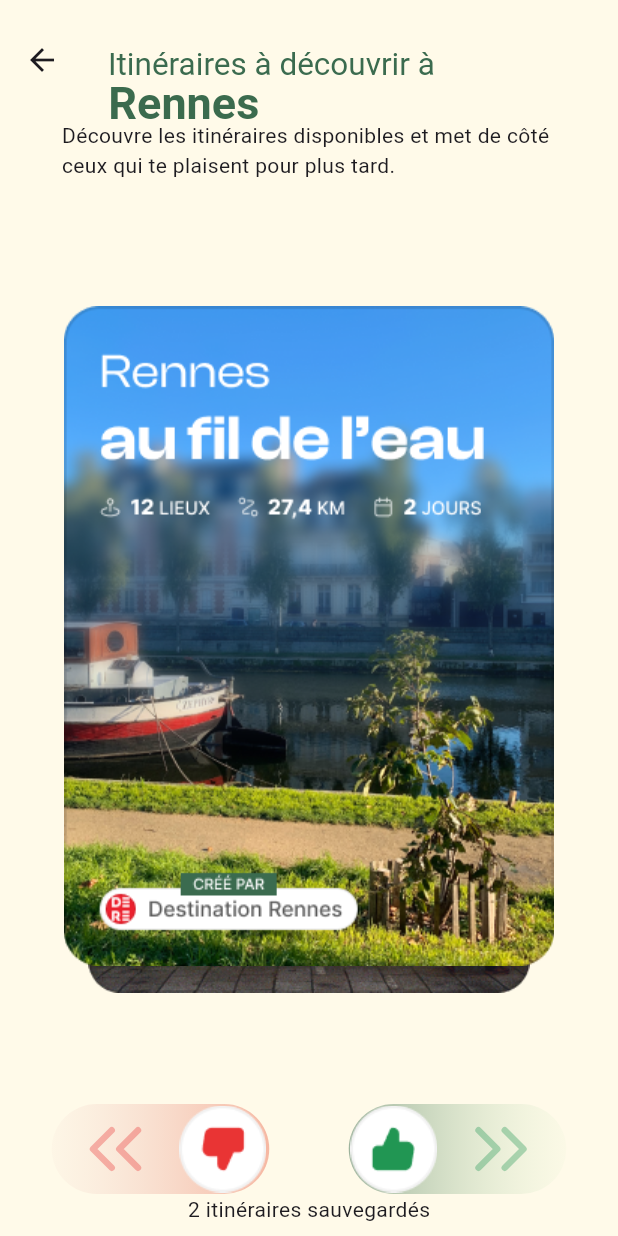
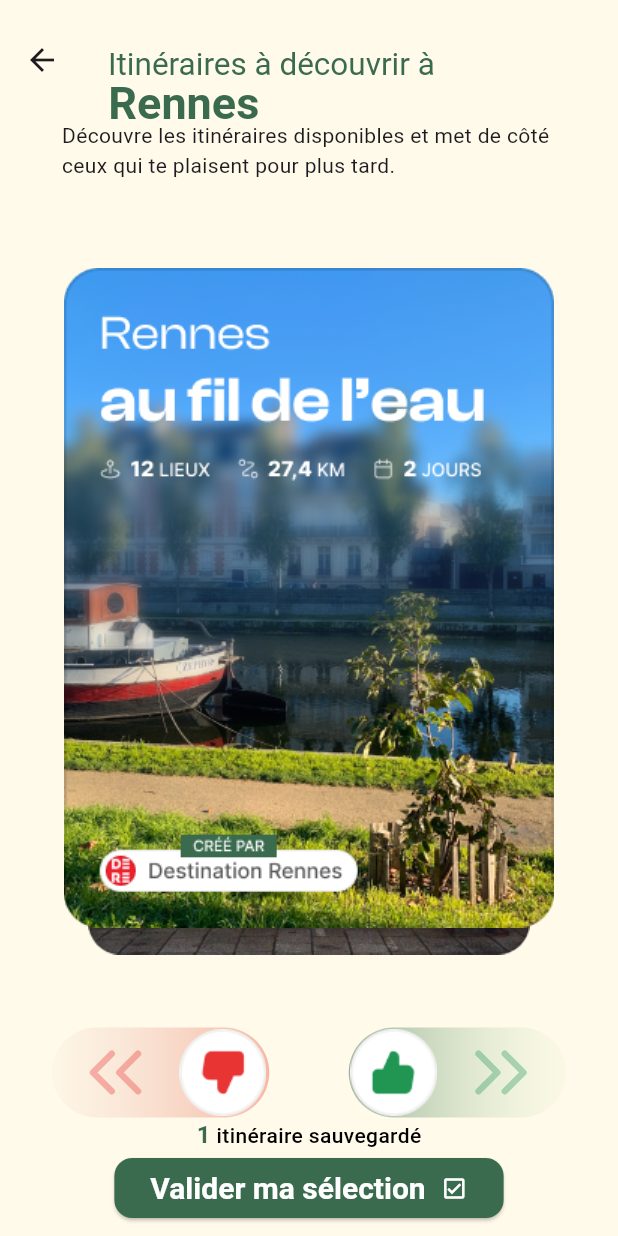
Before and after one commit to Ddg80/lamna, a Flutter app: the ItineraryPage screen opened directly, after a tap on an icon or button, on a phone screen of 412 x 824 dp. Run offline on Flutter 3.47's test engine with Material 3 defaults, Android fonts, the phone set to English and light mode, and no system bars; drawn by our look-alikes of flutter_card_swiper; our stand-ins replace carousel_slider, flutter_svg; Roboto replaces fonts that are missing (Clash Display Variable).

Commit message:
Swipe page all features

```diff
--- a/lib/models/itinerary.dart
+++ b/lib/models/itinerary.dart
@@ -16,6 +16,11 @@ class Itinerary {
     required this.distance,
     required this.days,
   });
+
+  @override
+  String toString() {
+    return '{"id":$id,"nameCity":$nameCity,"image":$image,"titleItinerary":$titleItinerary,"nbSite":$nbSite,"distance":$distance,"days":$days}';
+  }
 }
 
 List<Itinerary> itineraries = [
--- a/lib/pages/itinerary_page.dart
+++ b/lib/pages/itinerary_page.dart
@@ -4,8 +4,13 @@ import 'package:flutter/material.dart';
 import 'package:flutter_card_swiper/flutter_card_swiper.dart';
 import 'package:flutter_svg/flutter_svg.dart';
 import 'package:lamna/models/itinerary.dart';
+import 'package:lamna/pages/reserved/form_transportation_page.dart';
+import 'package:lamna/provider/global_provider.dart';
 import 'package:lamna/utils/constants/color_constants.dart';
+import 'package:lamna/utils/widgets/button_next_page_new_vision.dart';
 import 'package:lamna/utils/widgets/itinerary/title_itinerary.dart';
+import 'package:lamna/utils/widgets/itinerary/text_itinerary_counter.dart';
+import 'package:provider/provider.dart';
 
 class ItineraryPage extends StatefulWidget {
   const ItineraryPage({super.key});
@@ -16,6 +21,9 @@ class ItineraryPage extends StatefulWidget {
 
 class _ItineraryPageState extends State<ItineraryPage> {
   final CardSwiperController controller = CardSwiperController();
+  int _counter = 0;
+  int _maxTap = itineraries.length;
+  int _idItinerary = 0;
   @override
   void initState() {
     super.initState();
@@ -23,10 +31,23 @@ class _ItineraryPageState extends State<ItineraryPage> {
 
   _likeAction() {
     controller.swipeRight();
+    setState(() {
+      if (_maxTap >= 1) {
+        _counter++;
+        _maxTap--;
+        _idItinerary++;
+      }
+    });
+    log(_maxTap.toString());
   }
 
   _nopeAction() {
     controller.swipeLeft();
+    if (_maxTap >= 1) {
+      _maxTap--;
+      _idItinerary++;
+    }
+    log(_maxTap.toString());
   }
 
   @override
@@ -88,7 +109,7 @@ class _ItineraryPageState extends State<ItineraryPage> {
                       InkWell(
                         borderRadius: BorderRadius.circular(100),
                         onTap: () {
-                          _likeAction();
+                          _nopeAction();
                         },
                         child: Container(
                           height: 60,
@@ -123,7 +144,9 @@ class _ItineraryPageState extends State<ItineraryPage> {
                       InkWell(
                         borderRadius: BorderRadius.circular(100),
                         onTap: () {
-                          _nopeAction();
+                          _likeAction();
+                          Provider.of<GlobalProvider>(context, listen: false)
+                              .setItinerariesSelected(_idItinerary);
                         },
                         child: Container(
                           height: 60,
@@ -161,10 +184,14 @@ class _ItineraryPageState extends State<ItineraryPage> {
                     ],
                   ),
                 ),
-                SizedBox(
-                  width: MediaQuery.of(context).size.width,
-                  child: const Center(
-                    child: Text('2 itinéraires sauvegardés'),
+                TextItineraryCounter(counter: _counter),
+                Center(
+                  child: ButtonNextPageNewVison(
+                    context: context,
+                    page: const FormTransportationPage(),
+                    title: 'Valider ma sélection',
+                    color: ColorConstants.greenDarkAppColor,
+                    icon: Icons.check_box_outlined,
                   ),
                 ),
               ],
--- /dev/null
+++ b/lib/pages/reserved/form_transportation_page.dart
@@ -0,0 +1,23 @@
+import 'package:flutter/material.dart';
+
+class FormTransportationPage extends StatefulWidget {
+  const FormTransportationPage({super.key});
+
+  @override
+  State<FormTransportationPage> createState() => _FormTransportationPageState();
+}
+
+class _FormTransportationPageState extends State<FormTransportationPage> {
+  @override
+  void initState() {
+    super.initState();
+  }
+
+  @override
+  Widget build(BuildContext context) {
+    return Scaffold(
+      appBar: AppBar(),
+      body: const Text('Form Transportation page'),
+    );
+  }
+}
--- a/lib/provider/global_provider.dart
+++ b/lib/provider/global_provider.dart
@@ -1,3 +1,20 @@
 import 'package:flutter/material.dart';
+import 'package:lamna/models/itinerary.dart';
 
-class GlobalProvider extends ChangeNotifier {}
+class GlobalProvider extends ChangeNotifier {
+  final int idCity = 0;
+  final List<Itinerary> _itinerariesSelected = [];
+
+  setItinerariesSelected(int index) {
+    List<Itinerary> itinerary =
+        itineraries.where((it) => it.id == index).toList();
+    if (!_itinerariesSelected
+        .map((item) => item.id)
+        .contains(itinerary[0].id)) {
+      _itinerariesSelected.add(itinerary[0]);
+    }
+    //TODO : SAVE IN BDD
+    // print(_itinerariesSelected);
+    notifyListeners();
+  }
+}
--- /dev/null
+++ b/lib/utils/widgets/itinerary/text_itinerary_counter.dart
@@ -0,0 +1,83 @@
+import 'package:flutter/material.dart';
+import 'package:lamna/utils/constants/color_constants.dart';
+
+class TextItineraryCounter extends StatelessWidget {
+  const TextItineraryCounter({
+    super.key,
+    required int counter,
+  }) : _counter = counter;
+
+  final int _counter;
+
+  @override
+  Widget build(BuildContext context) {
+    return SizedBox(
+      width: MediaQuery.of(context).size.width,
+      child: Center(
+        child: _counter > 1
+            ? Row(
+                mainAxisAlignment: MainAxisAlignment.center,
+                children: [
+                  Text.rich(
+                    textAlign: TextAlign.start,
+                    style: TextStyle(
+                      color: ColorConstants.greenDarkAppColor,
+                    ),
+                    TextSpan(
+                      children: [
+                        TextSpan(
+                          text: "$_counter",
+                          style: TextStyle(
+                            fontSize: 16,
+                            fontWeight: FontWeight.bold,
+                            color: ColorConstants.greenDarkAppColor,
+                          ),
+                        ),
+                        TextSpan(
+                          text: " itinéraires sauvegardés",
+                          style: TextStyle(
+                            fontSize: 14,
+                            fontWeight: FontWeight.w500,
+                            color: ColorConstants.blackAppColor,
+                          ),
+                        ),
+                      ],
+                    ),
+                  ),
+                ],
+              )
+            : Row(
+                mainAxisAlignment: MainAxisAlignment.center,
+                children: [
+                  Text.rich(
+                    textAlign: TextAlign.start,
+                    style: TextStyle(
+                      color: ColorConstants.greenDarkAppColor,
+                    ),
+                    TextSpan(
+                      children: [
+                        TextSpan(
+                          text: "$_counter",
+                          style: TextStyle(
+                            fontSize: 16,
+                            fontWeight: FontWeight.bold,
+                            color: ColorConstants.greenDarkAppColor,
+                          ),
+                        ),
+                        TextSpan(
+                          text: " itinéraire sauvegardé",
+                          style: TextStyle(
+                            fontSize: 14,
+                            fontWeight: FontWeight.w500,
+                            color: ColorConstants.blackAppColor,
+                          ),
+                        ),
+                      ],
+                    ),
+                  ),
+                ],
+              ),
+      ),
+    );
+  }
+}
```
